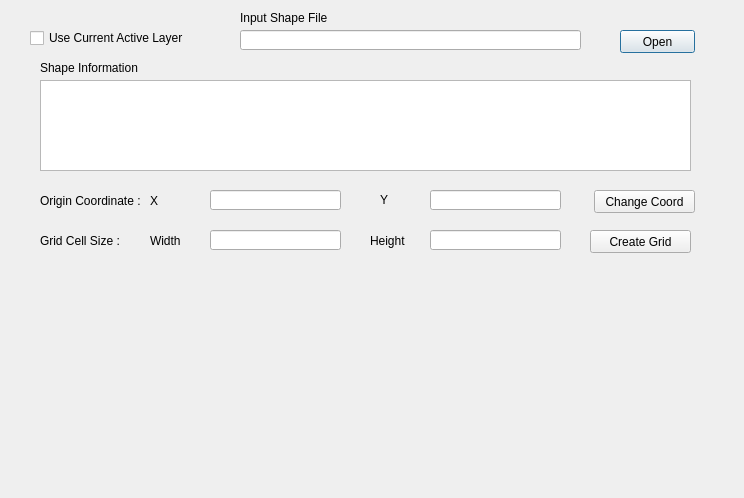
dinhluanbmt/QGIS_Plugin_SplitShape, file modim_splitshape_dialog_base.ui: the form before one commit.
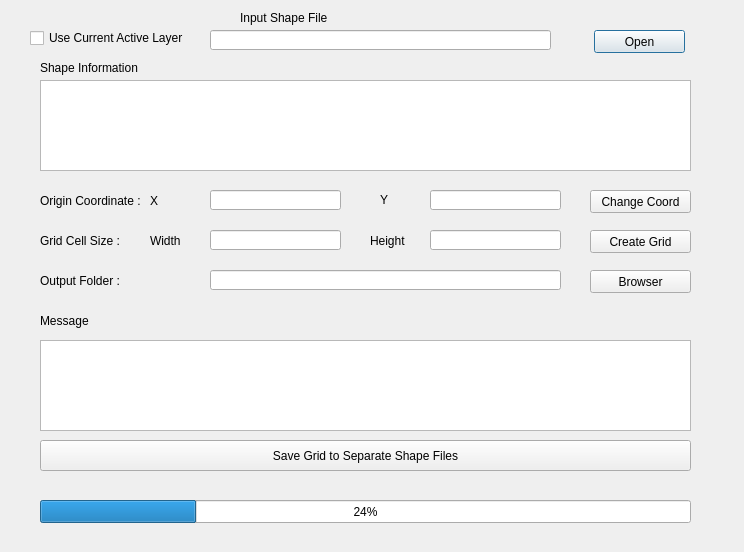
The form after the commit.

What changed in the file:
```diff
--- a/modim_splitshape_dialog_base.ui
+++ b/modim_splitshape_dialog_base.ui
@@ -7,7 +7,7 @@
     <x>0</x>
     <y>0</y>
     <width>744</width>
-    <height>498</height>
+    <height>552</height>
    </rect>
   </property>
   <property name="windowTitle">
@@ -29,7 +29,7 @@
   <widget class="QLineEdit" name="lineEdit_InputShapeFile">
    <property name="geometry">
     <rect>
-     <x>240</x>
+     <x>210</x>
      <y>30</y>
      <width>341</width>
      <height>20</height>
@@ -52,9 +52,9 @@
   <widget class="QPushButton" name="pbBtn_Open_ShapeFile">
    <property name="geometry">
     <rect>
-     <x>620</x>
+     <x>594</x>
      <y>30</y>
-     <width>75</width>
+     <width>91</width>
      <height>23</height>
     </rect>
    </property>
@@ -147,7 +147,7 @@
   <widget class="QPushButton" name="pbBtn_Change_Origin_Coord">
    <property name="geometry">
     <rect>
-     <x>594</x>
+     <x>590</x>
      <y>190</y>
      <width>101</width>
      <height>23</height>
@@ -229,6 +229,91 @@
     <string>Create Grid</string>
    </property>
   </widget>
+  <widget class="QLabel" name="label_9">
+   <property name="geometry">
+    <rect>
+     <x>40</x>
+     <y>270</y>
+     <width>111</width>
+     <height>21</height>
+    </rect>
+   </property>
+   <property name="text">
+    <string>Output Folder :</string>
+   </property>
+  </widget>
+  <widget class="QLineEdit" name="le_Output_Folder">
+   <property name="geometry">
+    <rect>
+     <x>210</x>
+     <y>270</y>
+     <width>351</width>
+     <height>20</height>
+    </rect>
+   </property>
+  </widget>
+  <widget class="QPushButton" name="pbBtn_Select_OutputFolder">
+   <property name="geometry">
+    <rect>
+     <x>590</x>
+     <y>270</y>
+     <width>101</width>
+     <height>23</height>
+    </rect>
+   </property>
+   <property name="text">
+    <string>Browser</string>
+   </property>
+  </widget>
+  <widget class="QLabel" name="label_10">
+   <property name="geometry">
+    <rect>
+     <x>40</x>
+     <y>310</y>
+     <width>111</width>
+     <height>21</height>
+    </rect>
+   </property>
+   <property name="text">
+    <string>Message</string>
+   </property>
+  </widget>
+  <widget class="QPlainTextEdit" name="plTxtEdit_Result_Message">
+   <property name="geometry">
+    <rect>
+     <x>40</x>
+     <y>340</y>
+     <width>651</width>
+     <height>91</height>
+    </rect>
+   </property>
+  </widget>
+  <widget class="QPushButton" name="pbBtn_Save_ShapeFiles">
+   <property name="geometry">
+    <rect>
+     <x>40</x>
+     <y>440</y>
+     <width>651</width>
+     <height>31</height>
+    </rect>
+   </property>
+   <property name="text">
+    <string>Save Grid to Separate Shape Files</string>
+   </property>
+  </widget>
+  <widget class="QProgressBar" name="progressBar">
+   <property name="geometry">
+    <rect>
+     <x>40</x>
+     <y>500</y>
+     <width>651</width>
+     <height>23</height>
+    </rect>
+   </property>
+   <property name="value">
+    <number>24</number>
+   </property>
+  </widget>
  </widget>
  <resources/>
  <connections/>
```
